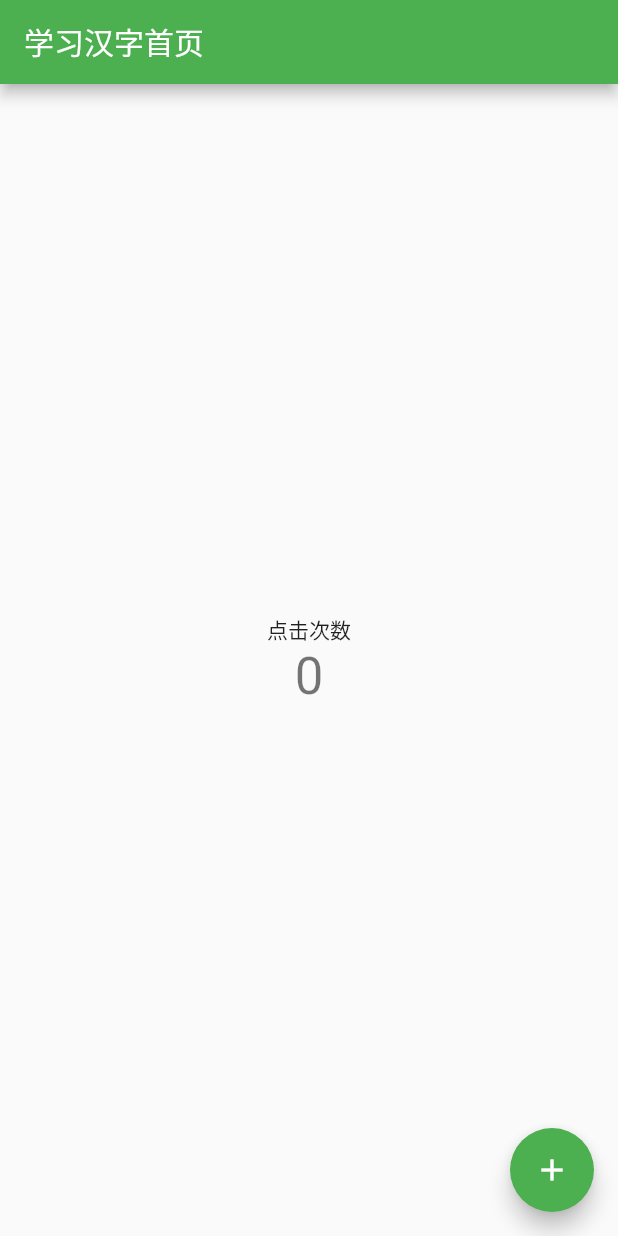
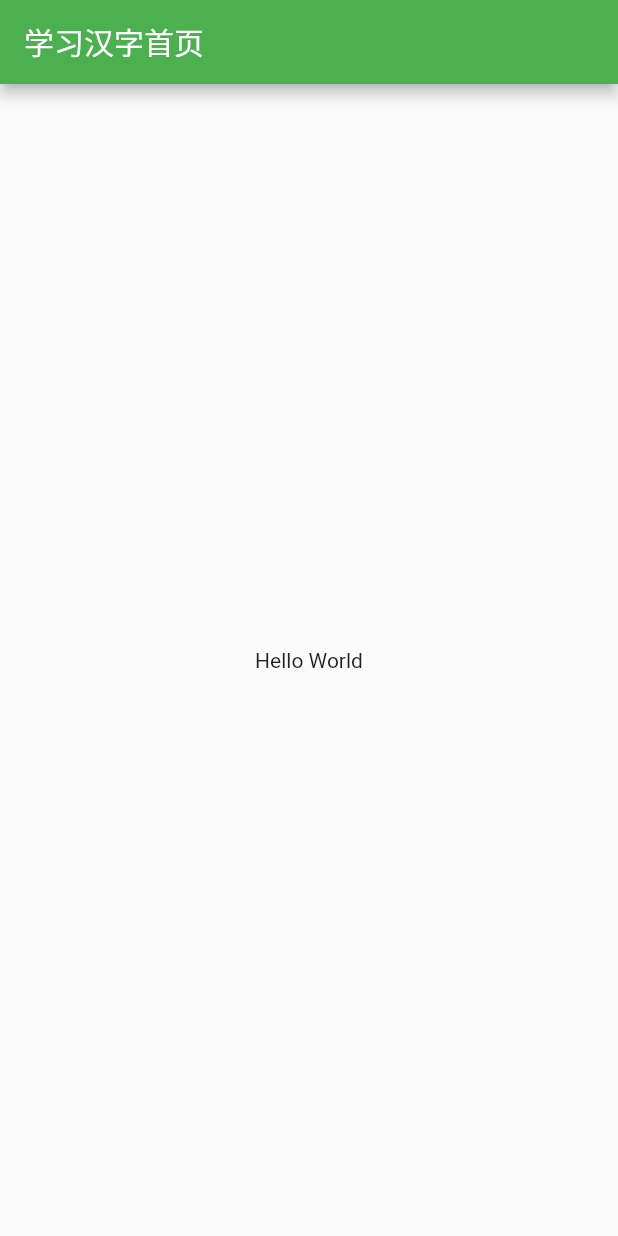
Before and after one commit to testudy/flutter-study, a Flutter app: the screen it shows after launch, on a phone screen of 412 x 824 dp. Run offline on Flutter 3.47's test engine with Material 2 defaults, Android fonts, the phone set to English and light mode, and no system bars.

Commit message:
feat: 简化App为Hello World

```diff
--- a/lib/HomePage.dart
+++ b/lib/HomePage.dart
@@ -1,86 +1,19 @@
 import 'package:flutter/material.dart';
 
-class HomePage extends StatefulWidget {
+class HomePage extends StatelessWidget {
   HomePage({Key? key, required this.title}) : super(key: key);
-
-  // This widget is the home page of your application. It is stateful, meaning
-  // that it has a State object (defined below) that contains fields that affect
-  // how it looks.
-
-  // This class is the configuration for the state. It holds the values (in this
-  // case the title) provided by the parent (in this case the App widget) and
-  // used by the build method of the State. Fields in a Widget subclass are
-  // always marked "final".
 
   final String title;
 
   @override
-  _HomePageState createState() => _HomePageState();
-}
-
-class _HomePageState extends State<HomePage> {
-  int _counter = 0;
-
-  void _incrementCounter() {
-    setState(() {
-      // This call to setState tells the Flutter framework that something has
-      // changed in this State, which causes it to rerun the build method below
-      // so that the display can reflect the updated values. If we changed
-      // _counter without calling setState(), then the build method would not be
-      // called again, and so nothing would appear to happen.
-      _counter++;
-    });
-  }
-
-  @override
   Widget build(BuildContext context) {
-    // This method is rerun every time setState is called, for instance as done
-    // by the _incrementCounter method above.
-    //
-    // The Flutter framework has been optimized to make rerunning build methods
-    // fast, so that you can just rebuild anything that needs updating rather
-    // than having to individually change instances of widgets.
     return Scaffold(
       appBar: AppBar(
-        // Here we take the value from the HomePage object that was created by
-        // the App.build method, and use it to set our appbar title.
-        title: Text(widget.title),
+        title: Text(title),
       ),
-      body: Center(
-        // Center is a layout widget. It takes a single child and positions it
-        // in the middle of the parent.
-        child: Column(
-          // Column is also a layout widget. It takes a list of children and
-          // arranges them vertically. By default, it sizes itself to fit its
-          // children horizontally, and tries to be as tall as its parent.
-          //
-          // Invoke "debug painting" (press "p" in the console, choose the
-          // "Toggle Debug Paint" action from the Flutter Inspector in Android
-          // Studio, or the "Toggle Debug Paint" command in Visual Studio Code)
-          // to see the wireframe for each widget.
-          //
-          // Column has various properties to control how it sizes itself and
-          // how it positions its children. Here we use mainAxisAlignment to
-          // center the children vertically; the main axis here is the vertical
-          // axis because Columns are vertical (the cross axis would be
-          // horizontal).
-          mainAxisAlignment: MainAxisAlignment.center,
-          children: <Widget>[
-            Text(
-              '点击次数',
-            ),
-            Text(
-              '$_counter',
-              style: Theme.of(context).textTheme.headline4,
-            ),
-          ],
-        ),
+      body: const Center(
+        child: Text('Hello World')
       ),
-      floatingActionButton: FloatingActionButton(
-        onPressed: _incrementCounter,
-        tooltip: 'Increment',
-        child: Icon(Icons.add),
-      ), // This trailing comma makes auto-formatting nicer for build methods.
     );
   }
 }
--- a/lib/main.dart
+++ b/lib/main.dart
@@ -1,6 +1,4 @@
 import 'package:flutter/material.dart';
 import './WriteWordApp.dart';
 
-void main() {
-  runApp(WriteWordApp());
-}
+void main() => runApp(WriteWordApp());
```
Also changed, not shown: lib/WriteWordApp.dart (+0 -9 lines).
